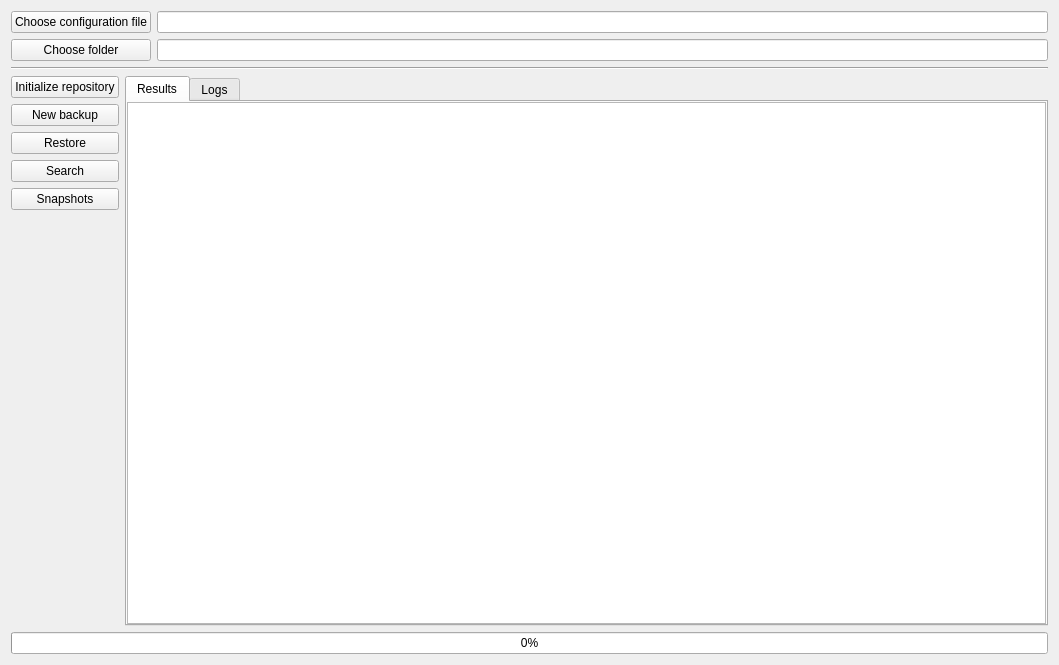
altaris/qrestic, file qrestic/ui/main_widget.ui: the form before one commit.
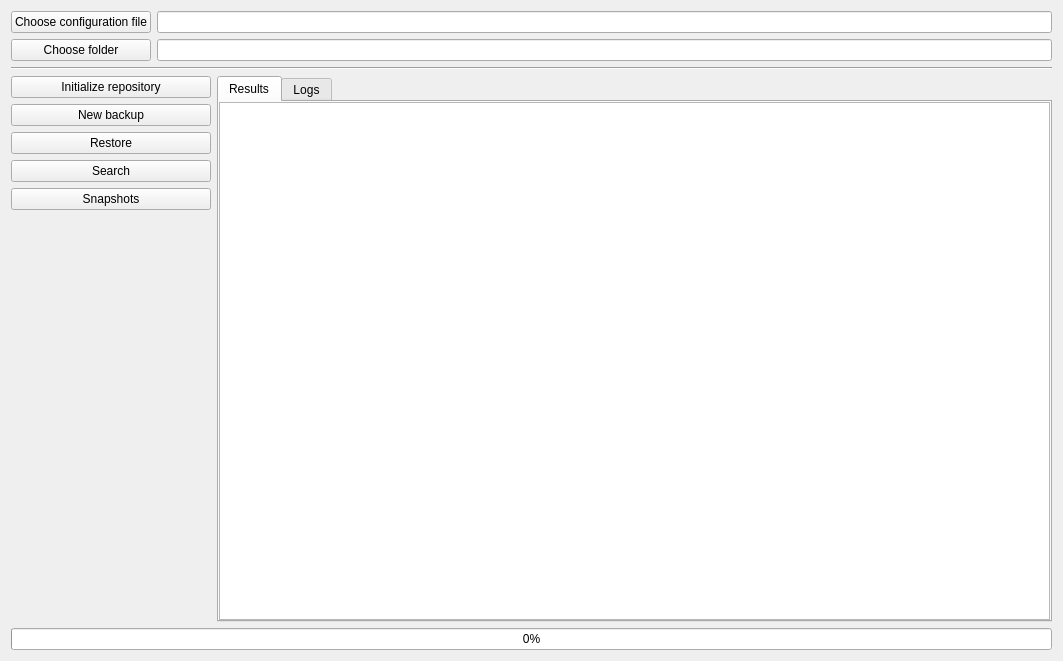
The form after the commit. Icons and pictures are not drawn.

The edit to the form file:
```diff
--- a/qrestic/ui/main_widget.ui
+++ b/qrestic/ui/main_widget.ui
@@ -6,8 +6,8 @@
    <rect>
     <x>0</x>
     <y>0</y>
-    <width>1059</width>
-    <height>665</height>
+    <width>1063</width>
+    <height>661</height>
    </rect>
   </property>
   <property name="windowTitle">
@@ -15,6 +15,21 @@
   </property>
   <layout class="QVBoxLayout" name="verticalLayout_3">
    <item>
+    <widget class="QWidget" name="w_conf" native="true">
+     <layout class="QVBoxLayout" name="verticalLayout_4">
+      <property name="leftMargin">
+       <number>0</number>
+      </property>
+      <property name="topMargin">
+       <number>0</number>
+      </property>
+      <property name="rightMargin">
+       <number>0</number>
+      </property>
+      <property name="bottomMargin">
+       <number>0</number>
+      </property>
+      <item>
     <layout class="QGridLayout" name="gridLayout">
      <item row="0" column="1">
       <widget class="QLineEdit" name="le_configuration_file">
@@ -62,6 +77,9 @@
      </item>
     </layout>
    </item>
+     </layout>
+    </widget>
+   </item>
    <item>
     <widget class="Line" name="line">
      <property name="orientation">
@@ -88,6 +106,18 @@
        <layout class="QHBoxLayout" name="horizontalLayout">
         <item>
          <widget class="QWidget" name="w_buttons" native="true">
+          <property name="minimumSize">
+           <size>
+            <width>200</width>
+            <height>0</height>
+           </size>
+          </property>
+          <property name="maximumSize">
+           <size>
+            <width>200</width>
+            <height>16777215</height>
+           </size>
+          </property>
           <layout class="QVBoxLayout" name="verticalLayout">
            <property name="leftMargin">
             <number>0</number>
```
Left out of the diff: 2 changed lines with no effect on the pictures. Lines whose indentation alone changed are shown as unchanged.
